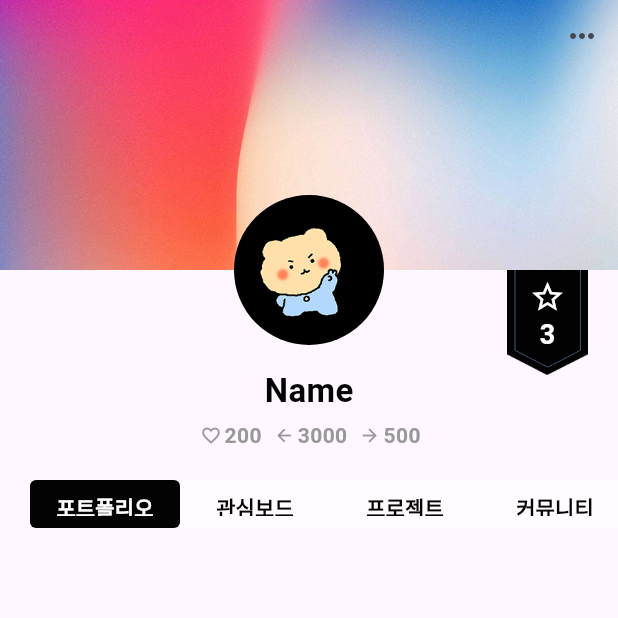
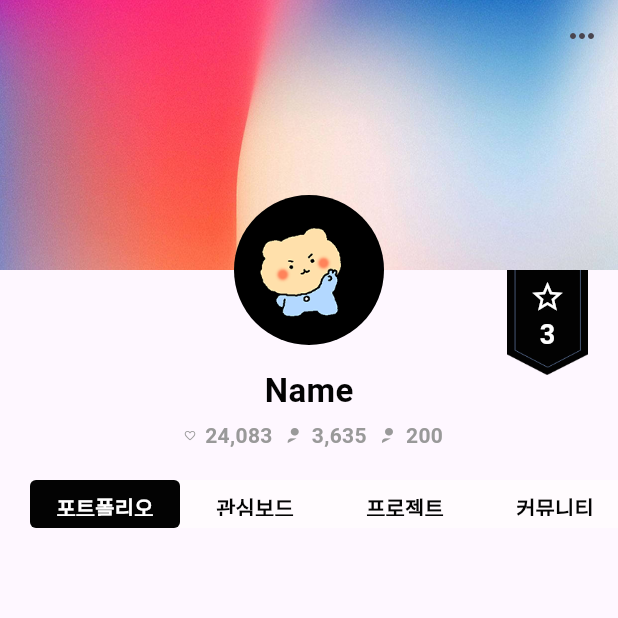
Before and after one commit to 9weeks-app-web/Team-6, a Flutter app: the MyPage screen opened by its route, on a phone screen of 412 x 824 dp, the top half of it. Run offline on Flutter 3.47's test engine with Material 3 defaults, Android fonts, the phone set to English and light mode, and no system bars; our stand-ins replace dotted_border, equatable, file_picker, flutter_riverpod, flutter_svg, fluttertoast and 2 more; accounts and stored records are empty; Roboto replaces fonts that are missing (Pretendard).

Commit message:
add customIcon

```diff
--- /dev/null
+++ b/lib/custom_icons_icons.dart
@@ -0,0 +1,54 @@
+/// Flutter icons CustomIcons
+/// Copyright (C) 2024 by original authors @ fluttericon.com, fontello.com
+/// This font was generated by FlutterIcon.com, which is derived from Fontello.
+///
+/// To use this font, place it in your fonts/ directory and include the
+/// following in your pubspec.yaml
+///
+/// flutter:
+///   fonts:
+///    - family:  CustomIcons
+///      fonts:
+///       - asset: fonts/CustomIcons.ttf
+///
+///
+///
+import 'package:flutter/widgets.dart';
+
+class CustomIcons {
+  CustomIcons._();
+
+  static const _kFontFam = 'CustomIcons';
+  static const String? _kFontPkg = null;
+
+  static const IconData icon_check = IconData(0xe800, fontFamily: _kFontFam, fontPackage: _kFontPkg);
+  static const IconData icon_goback = IconData(0xe801, fontFamily: _kFontFam, fontPackage: _kFontPkg);
+  static const IconData icon_go = IconData(0xe802, fontFamily: _kFontFam, fontPackage: _kFontPkg);
+  static const IconData icon_edit = IconData(0xe804, fontFamily: _kFontFam, fontPackage: _kFontPkg);
+  static const IconData icon_favorite = IconData(0xe805, fontFamily: _kFontFam, fontPackage: _kFontPkg);
+  static const IconData icon_follow = IconData(0xe806, fontFamily: _kFontFam, fontPackage: _kFontPkg);
+  static const IconData icon_following = IconData(0xe807, fontFamily: _kFontFam, fontPackage: _kFontPkg);
+  static const IconData icon_share = IconData(0xe808, fontFamily: _kFontFam, fontPackage: _kFontPkg);
+  static const IconData icon_delete = IconData(0xe809, fontFamily: _kFontFam, fontPackage: _kFontPkg);
+  static const IconData icon_boardedit = IconData(0xe80a, fontFamily: _kFontFam, fontPackage: _kFontPkg);
+  static const IconData icon_arrow_down = IconData(0xe80b, fontFamily: _kFontFam, fontPackage: _kFontPkg);
+  static const IconData icon_arrow_up = IconData(0xe80c, fontFamily: _kFontFam, fontPackage: _kFontPkg);
+  static const IconData icon_more = IconData(0xe80d, fontFamily: _kFontFam, fontPackage: _kFontPkg);
+  static const IconData icon_unlock = IconData(0xe80e, fontFamily: _kFontFam, fontPackage: _kFontPkg);
+  static const IconData icon_lock = IconData(0xe80f, fontFamily: _kFontFam, fontPackage: _kFontPkg);
+  static const IconData icon_send_able = IconData(0xe810, fontFamily: _kFontFam, fontPackage: _kFontPkg);
+  static const IconData icon_send_unable = IconData(0xe811, fontFamily: _kFontFam, fontPackage: _kFontPkg);
+  static const IconData icon_add_1 = IconData(0xe812, fontFamily: _kFontFam, fontPackage: _kFontPkg);
+  static const IconData icon_plus_s = IconData(0xe813, fontFamily: _kFontFam, fontPackage: _kFontPkg);
+  static const IconData icon_like_unfill = IconData(0xe814, fontFamily: _kFontFam, fontPackage: _kFontPkg);
+  static const IconData icon_like_fill = IconData(0xe815, fontFamily: _kFontFam, fontPackage: _kFontPkg);
+  static const IconData icon_save = IconData(0xe816, fontFamily: _kFontFam, fontPackage: _kFontPkg);
+  static const IconData icon_mail = IconData(0xe817, fontFamily: _kFontFam, fontPackage: _kFontPkg);
+  static const IconData icon_send = IconData(0xe81a, fontFamily: _kFontFam, fontPackage: _kFontPkg);
+  static const IconData icon_visibility = IconData(0xe81b, fontFamily: _kFontFam, fontPackage: _kFontPkg);
+  static const IconData icon_work = IconData(0xe81c, fontFamily: _kFontFam, fontPackage: _kFontPkg);
+  static const IconData icon_suggest = IconData(0xe81d, fontFamily: _kFontFam, fontPackage: _kFontPkg);
+  static const IconData icon_cancelback = IconData(0xe81e, fontFamily: _kFontFam, fontPackage: _kFontPkg);
+  static const IconData icon_feedback = IconData(0xe820, fontFamily: _kFontFam, fontPackage: _kFontPkg);
+  static const IconData icon_reply = IconData(0xe821, fontFamily: _kFontFam, fontPackage: _kFontPkg);
+}
--- a/lib/view/widgets/my_page_widgets/my_profile_content_widget.dart
+++ b/lib/view/widgets/my_page_widgets/my_profile_content_widget.dart
@@ -1,5 +1,6 @@
 import 'package:flutter/material.dart';
 import 'package:flutter_app/common.dart';
+import 'package:flutter_app/custom_icons_icons.dart';
 
 class MyProfileContentWidget extends StatelessWidget {
   const MyProfileContentWidget({super.key});
@@ -22,16 +23,14 @@ class MyProfileContentWidget extends StatelessWidget {
           mainAxisAlignment: MainAxisAlignment.center,
           children: [
             MyProfileInfoWidget(
-              count: '200',
-              iconData: Icons.favorite_border_outlined,
+                count: '24,083', iconData: CustomIcons.icon_like_unfill),
+            MyProfileInfoWidget(
+              count: '3,635',
+              iconData: CustomIcons.icon_follow,
             ),
             MyProfileInfoWidget(
-              count: '3000',
-              iconData: Icons.arrow_back_rounded,
-            ),
-            MyProfileInfoWidget(
-              count: '500',
-              iconData: Icons.arrow_forward_outlined,
+              count: '200',
+              iconData: CustomIcons.icon_following,
             )
           ],
         ),
@@ -60,11 +59,11 @@ class MyProfileInfoWidget extends StatelessWidget {
         child: Row(
           children: [
             Padding(
-              padding: const EdgeInsets.symmetric(horizontal: 2),
+              padding: const EdgeInsets.symmetric(horizontal: 0),
               child: Icon(
                 iconData,
                 color: DesignColor.Neutral.shade40,
-                size: 14,
+                size: 20,
               ),
             ),
             Text(
--- a/pubspec.yaml
+++ b/pubspec.yaml
@@ -56,7 +56,6 @@ flutter:
   uses-material-design: true
   # To add assets to your application, add an assets section, like this:
   assets:
-    - assets/json/
     - assets/logo/
     - assets/images/
     - assets/images/portfolio/
@@ -93,5 +92,8 @@ flutter:
           weight: 800
         - asset: fonts/Pretendard-Black.ttf
           weight: 900
+    - family: CustomIcons
+      fonts:
+        - asset: fonts/CustomIcons.ttf
   # For details regarding fonts from package dependencies,
   # see https://flutter.dev/custom-fonts/#from-packages
```
Also changed, not shown: fonts/CustomIcons.ttf (added).
